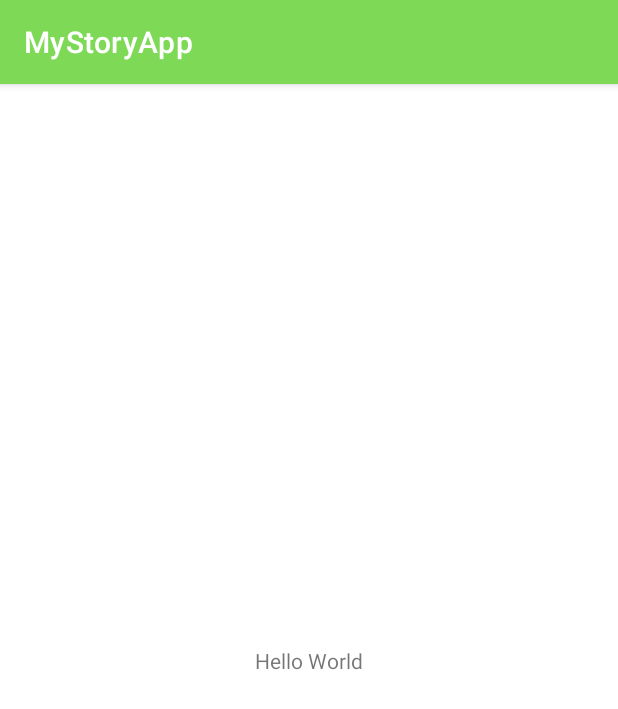
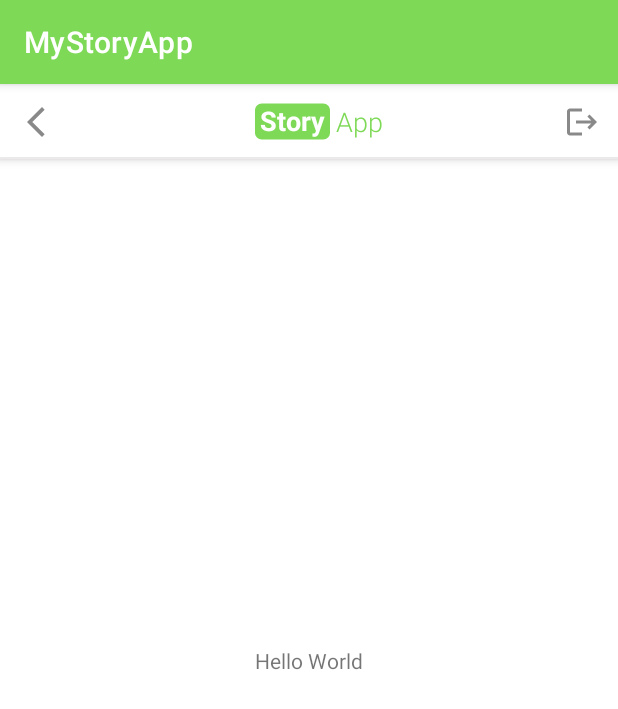
Before and after one commit to Syn57/MyStoryApp, an Android app: the DetailStoryActivity screen opened directly, with no data from a screen before it, on a phone screen of 412 x 824 dp. Shown: the top 709 px of the screen. Run offline under Robolectric (Android 15) with nearby library versions, the phone set to English and light mode, and no system bars.

Commit message:
Creating app barr for detail story

```diff
--- /dev/null
+++ b/app/src/main/res/drawable/ic_back.xml
@@ -0,0 +1,5 @@
+<vector android:height="24dp" android:tint="#898989"
+    android:viewportHeight="24" android:viewportWidth="24"
+    android:width="24dp" xmlns:android="http://schemas.android.com/apk/res/android">
+    <path android:fillColor="@android:color/white" android:pathData="M17.77,3.77l-1.77,-1.77l-10,10l10,10l1.77,-1.77l-8.23,-8.23z"/>
+</vector>
--- a/app/src/main/res/layout/activity_detail_story.xml
+++ b/app/src/main/res/layout/activity_detail_story.xml
@@ -4,8 +4,102 @@
     xmlns:tools="http://schemas.android.com/tools"
     android:layout_width="match_parent"
     android:layout_height="match_parent"
+    android:orientation="vertical"
     tools:context=".view.detailstory.DetailStoryActivity">
 
+    <com.google.android.material.appbar.AppBarLayout
+        android:id="@+id/appBarLayout"
+        android:layout_width="match_parent"
+        android:layout_height="wrap_content"
+        app:layout_constraintEnd_toEndOf="parent"
+        app:layout_constraintStart_toStartOf="parent"
+        app:layout_constraintTop_toTopOf="parent">
+
+        <androidx.constraintlayout.widget.ConstraintLayout
+            android:layout_width="match_parent"
+            android:layout_height="match_parent">
+
+            <androidx.appcompat.widget.Toolbar
+                android:id="@+id/toolbar"
+                android:layout_width="match_parent"
+                android:layout_height="wrap_content"
+                android:background="@color/white"
+                android:minHeight="50dp"
+                android:theme="?attr/actionBarTheme"
+                app:layout_constraintEnd_toEndOf="parent"
+                app:layout_constraintStart_toStartOf="parent"
+                app:layout_constraintTop_toTopOf="parent" />
+
+            <ImageView
+                android:id="@+id/iv_logout"
+                android:layout_width="wrap_content"
+                android:layout_height="wrap_content"
+                android:layout_marginEnd="12dp"
+                android:src="@drawable/ic_logout"
+                app:layout_constraintBottom_toBottomOf="parent"
+                app:layout_constraintEnd_toEndOf="parent"
+                app:layout_constraintTop_toTopOf="parent" />
+
+            <ImageView
+                android:id="@+id/iv_bg_story_text"
+                android:layout_width="50dp"
+                android:layout_height="50dp"
+                android:layout_marginStart="170dp"
+                android:src="@drawable/ic_bg_story_text"
+                app:layout_constraintStart_toStartOf="parent"
+                app:layout_constraintTop_toTopOf="parent" />
+
+            <TextView
+                android:id="@+id/tv_story"
+                android:layout_width="wrap_content"
+                android:layout_height="wrap_content"
+                android:fontFamily="sans-serif"
+                android:text="@string/story"
+                android:textColor="@color/white"
+                android:textSize="18sp"
+                android:textStyle="bold"
+                app:layout_constraintBottom_toBottomOf="@+id/iv_bg_story_text"
+                app:layout_constraintEnd_toEndOf="@+id/iv_bg_story_text"
+                app:layout_constraintStart_toStartOf="@+id/iv_bg_story_text"
+                app:layout_constraintTop_toTopOf="@+id/iv_bg_story_text"
+                app:layout_constraintVertical_bias="0.465" />
+
+            <TextView
+                android:id="@+id/tv_app"
+                android:layout_width="wrap_content"
+                android:layout_height="wrap_content"
+                android:layout_marginStart="4dp"
+                android:fontFamily="sans-serif-light"
+                android:text="@string/app"
+                android:textColor="@color/my_theme"
+                android:textSize="18sp"
+                android:textStyle="normal"
+                app:layout_constraintBottom_toBottomOf="@+id/iv_bg_story_text"
+                app:layout_constraintStart_toEndOf="@+id/iv_bg_story_text"
+                app:layout_constraintTop_toTopOf="@+id/iv_bg_story_text"
+                app:layout_constraintVertical_bias="0.488" />
+
+            <View
+                android:layout_width="match_parent"
+                android:layout_height="1dp"
+                android:background="#79D6D1D1"
+                app:layout_constraintBottom_toBottomOf="@+id/toolbar"
+                app:layout_constraintEnd_toEndOf="parent"
+                app:layout_constraintStart_toStartOf="parent" />
+
+            <ImageView
+                android:id="@+id/imageView2"
+                android:layout_width="wrap_content"
+                android:layout_height="wrap_content"
+                android:src="@drawable/ic_back"
+                android:layout_marginStart="12dp"
+                app:layout_constraintBottom_toBottomOf="parent"
+                app:layout_constraintStart_toStartOf="parent"
+                app:layout_constraintTop_toTopOf="parent" />
+
+        </androidx.constraintlayout.widget.ConstraintLayout>
+
+    </com.google.android.material.appbar.AppBarLayout>
 
     <TextView
         android:id="@+id/textView"
```
